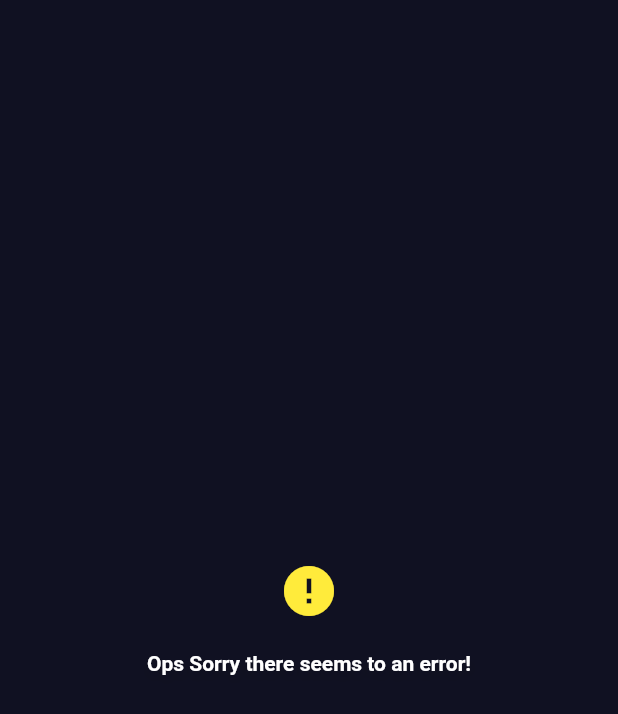
After one commit to 7-USH/Voice-Assistant-Weather-App, a Flutter app: the ErrorPage screen opened directly, on a phone screen of 412 x 824 dp. The commit adds this screen. Shown: the top 714 px of the screen. Run offline on Flutter 3.47's test engine with Material 2 defaults, Android fonts, the phone set to English and light mode, and no system bars; our stand-ins replace fluttertoast, font_awesome_flutter, geocoding, geolocator, google_fonts, google_maps_flutter and 4 more; Roboto replaces fonts that are missing (Ubuntu); statements that could not run were skipped.

Commit message:
Fix 2 | location service error

```diff
--- a/lib/main.dart
+++ b/lib/main.dart
@@ -1,5 +1,6 @@
 // ignore_for_file: prefer_const_constructors
 import 'package:flutter/material.dart';
+import 'package:weather_app/screens/error_page.dart';
 import 'package:weather_app/screens/loading_screen.dart';
 
 void main() {
--- /dev/null
+++ b/lib/screens/error_page.dart
@@ -0,0 +1,31 @@
+import 'package:flutter/material.dart';
+import 'package:weather_app/constants/colors.dart';
+import 'package:weather_app/constants/fonts.dart';
+
+
+class ErrorPage extends StatefulWidget {
+  const ErrorPage({Key? key}) : super(key: key);
+
+  @override
+  State<ErrorPage> createState() => _ErrorPageState();
+}
+
+class _ErrorPageState extends State<ErrorPage> {
+  @override
+  Widget build(BuildContext context) {
+    return Scaffold(
+      backgroundColor: darkColor.withOpacity(0.98),
+      body:  Center(
+        child: Column(
+          mainAxisAlignment: MainAxisAlignment.center,
+          crossAxisAlignment: CrossAxisAlignment.center,
+          children: [
+            const Icon(Icons.error,color: Colors.yellow,size: 40,),
+            const SizedBox(height: 20,),
+            Text("Ops Sorry there seems to an error!",style: appText(color: Colors.white, weight: FontWeight.w600),),
+          ],
+        ),
+      ),
+    );
+  }
+}
```
Also changed, not shown: lib/models/location.dart (+9 -0 lines), lib/models/weather.dart (+10 -0 lines), lib/screens/loading_screen.dart (+17 -2 lines), pubspec.lock.
